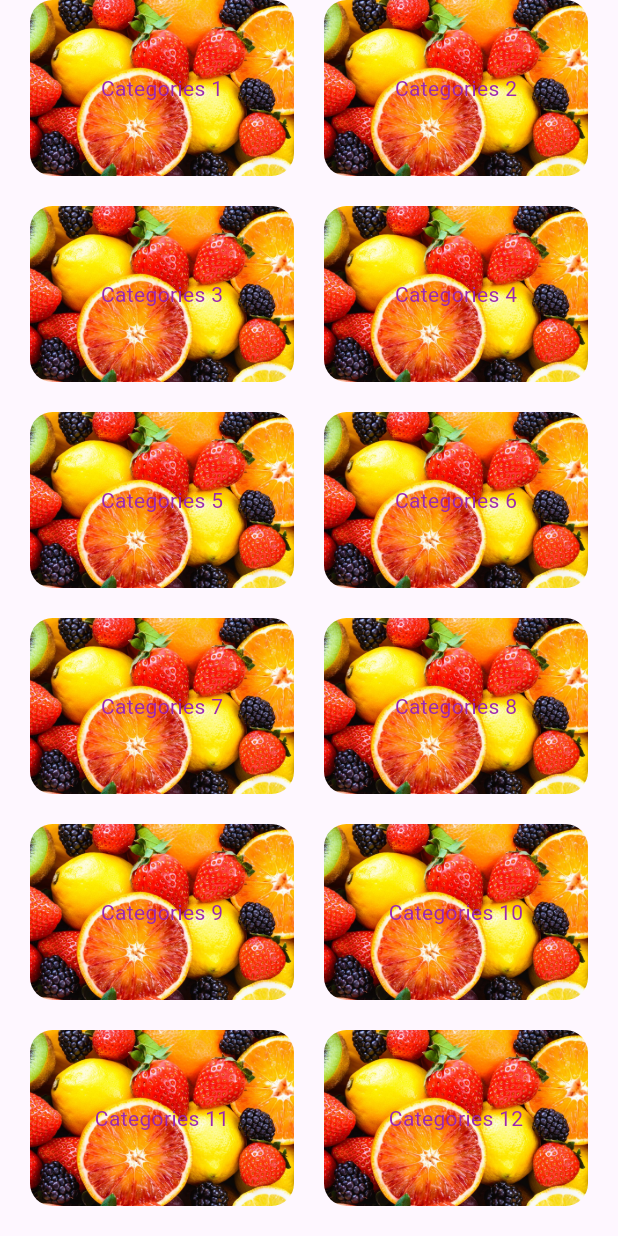
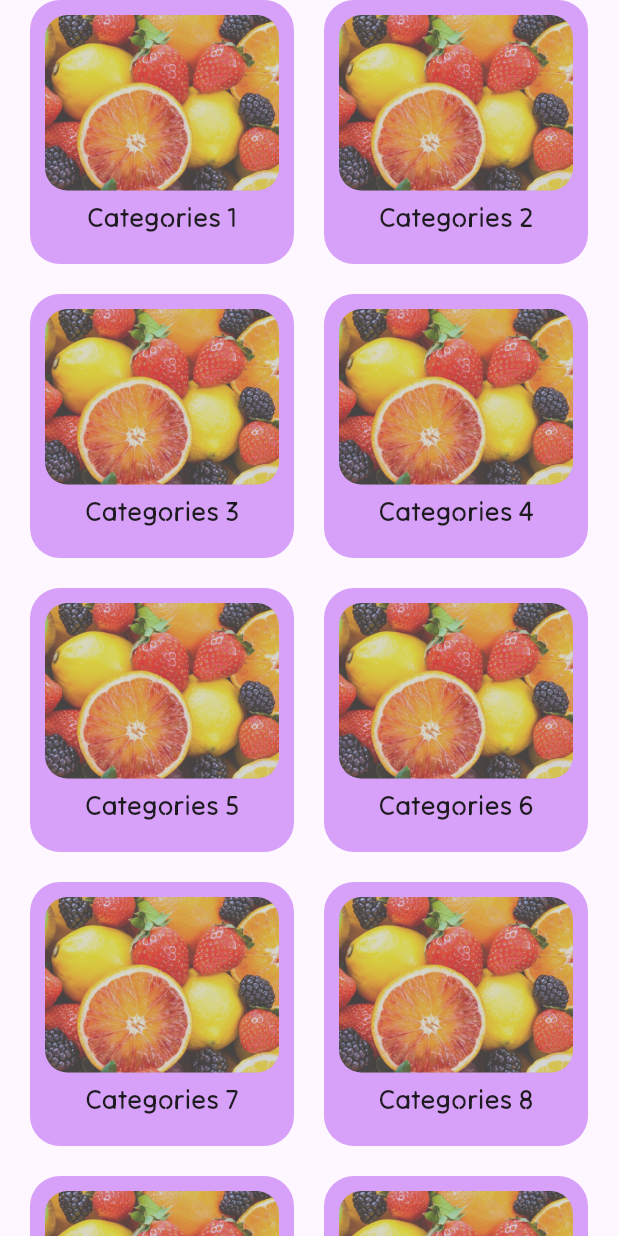
Before and after one commit to Mohammed-Jubran/helal-DOT-Jordan-2023, a Flutter app: the CategoriesScreen screen opened directly, on a phone screen of 412 x 824 dp. Run offline on Flutter 3.47's test engine with Material 2 defaults, Android fonts, the phone set to English and light mode, and no system bars; our stand-ins replace dropdown_button2; missing offline and left inert: banner_image.

Commit message:
add Category Screen

```diff
--- a/lib/views/categories_screen.dart
+++ b/lib/views/categories_screen.dart
@@ -19,7 +19,7 @@ class _CategoriesScreenState extends State<CategoriesScreen> {
         child: GridView.builder(
           gridDelegate: const SliverGridDelegateWithMaxCrossAxisExtent(
             maxCrossAxisExtent: 200,
-            childAspectRatio: 3 / 2,
+            childAspectRatio: 3 / 3,
             crossAxisSpacing: 20,
             mainAxisSpacing: 20,
           ),
@@ -28,10 +28,42 @@ class _CategoriesScreenState extends State<CategoriesScreen> {
             return Container(
               alignment: Alignment.center,
               decoration: BoxDecoration(
-                  image: const DecorationImage(
-                      image: AssetImage("assets/images/5.jpg"), fit: BoxFit.cover),
-                  borderRadius: BorderRadius.circular(15)),
-              child: Text(myCategories[index]["name"],style: TextStyle(color: Colors.purple),),
+                  color: const Color(0xFFA020F0).withOpacity(0.4),
+                  borderRadius: BorderRadius.circular(20)),
+              child: Column(
+                mainAxisAlignment: MainAxisAlignment.spaceEvenly,
+                crossAxisAlignment: CrossAxisAlignment.center,
+                children: [
+                  // const CircleAvatar(
+                  //   radius: 40,
+                  //   backgroundImage: AssetImage("assets/images/5.jpg"),
+                  // ),
+                  Expanded(
+                    flex: 3,
+                    child: Container(
+                      margin: const EdgeInsets.only(top: 10,right: 10,left: 10,bottom: 5),
+                      decoration: BoxDecoration(
+                        color: Colors.grey,
+                        borderRadius: BorderRadius.circular(15),
+                        image: const DecorationImage(
+                          image: AssetImage("assets/images/5.jpg"),
+                          fit: BoxFit.cover,
+                          opacity:.6 ,
+                        )
+                      ),
+                    ),
+                  ),
+                  Expanded(
+                    flex: 1,
+                      child: Text(
+                    myCategories[index]["name"],
+                    style: const TextStyle(
+                        fontWeight: FontWeight.w400,
+                        fontSize: 18,
+                        fontFamily: "TiltNeon"),
+                  )),
+                ],
+              ),
             );
           },
         ),
```
